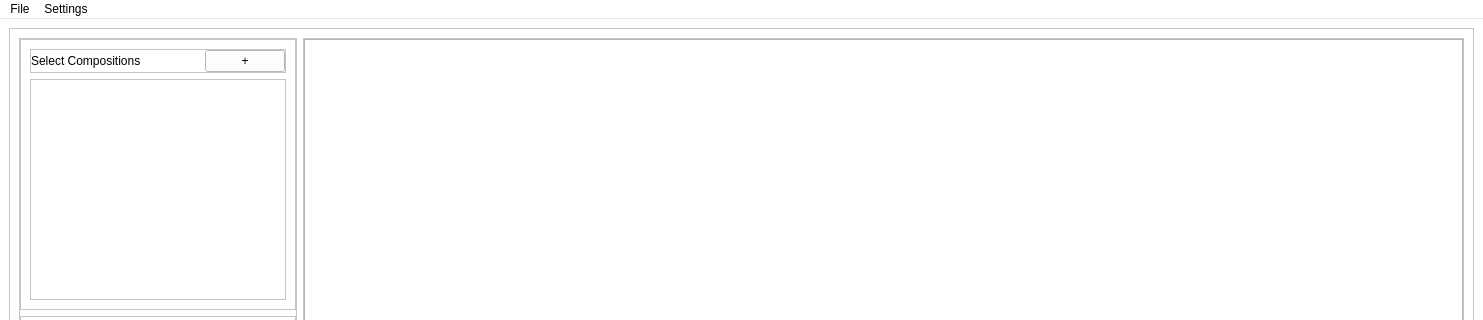
Old version of the form addon/pycThermopack/gui/layouts/main_layout.ui in the repository thermotools/thermopack; both pictures show x 0 to 1483 and y 0 to 320 of the 1483 by 785 pixel window.
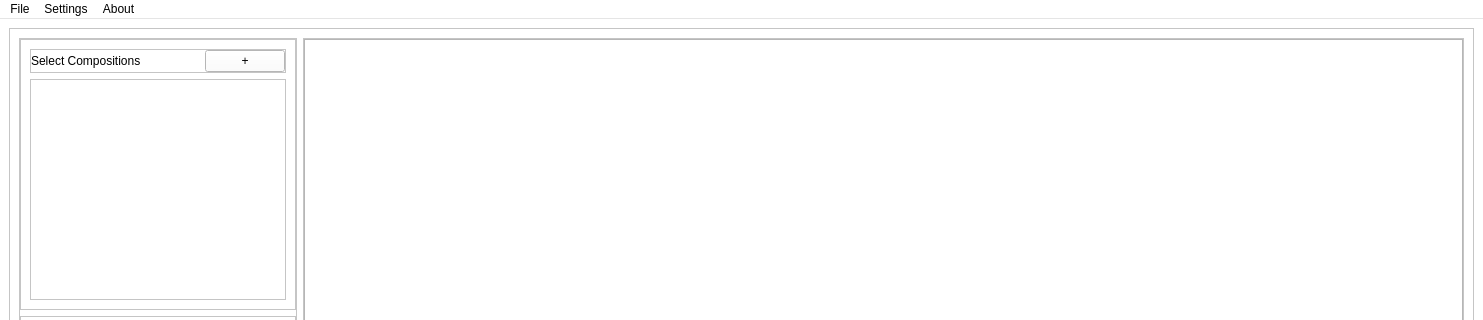
New version of the form.

Commit message: Create an 'About' Window displaying a html document

The edit to the form file:
```diff
--- a/addon/pycThermopack/gui/layouts/main_layout.ui
+++ b/addon/pycThermopack/gui/layouts/main_layout.ui
@@ -827,8 +827,15 @@
     </property>
     <addaction name="action_units"/>
    </widget>
+   <widget class="QMenu" name="menuAbout">
+    <property name="title">
+     <string>About</string>
+    </property>
+    <addaction name="action_about"/>
+   </widget>
    <addaction name="menu_file"/>
    <addaction name="menuSettings"/>
+   <addaction name="menuAbout"/>
   </widget>
   <widget class="QStatusBar" name="statusbar"/>
   <action name="action_save">
```
Left out of the diff: 5 changed lines with no effect on the pictures. The commit also changes 5 other files.
